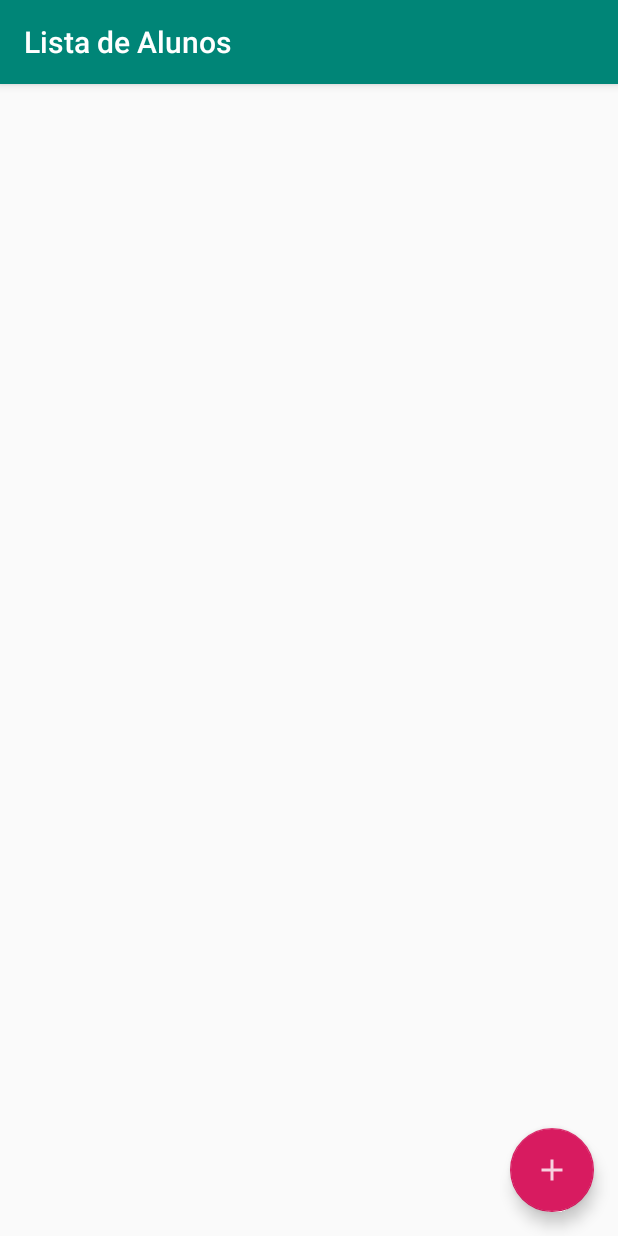
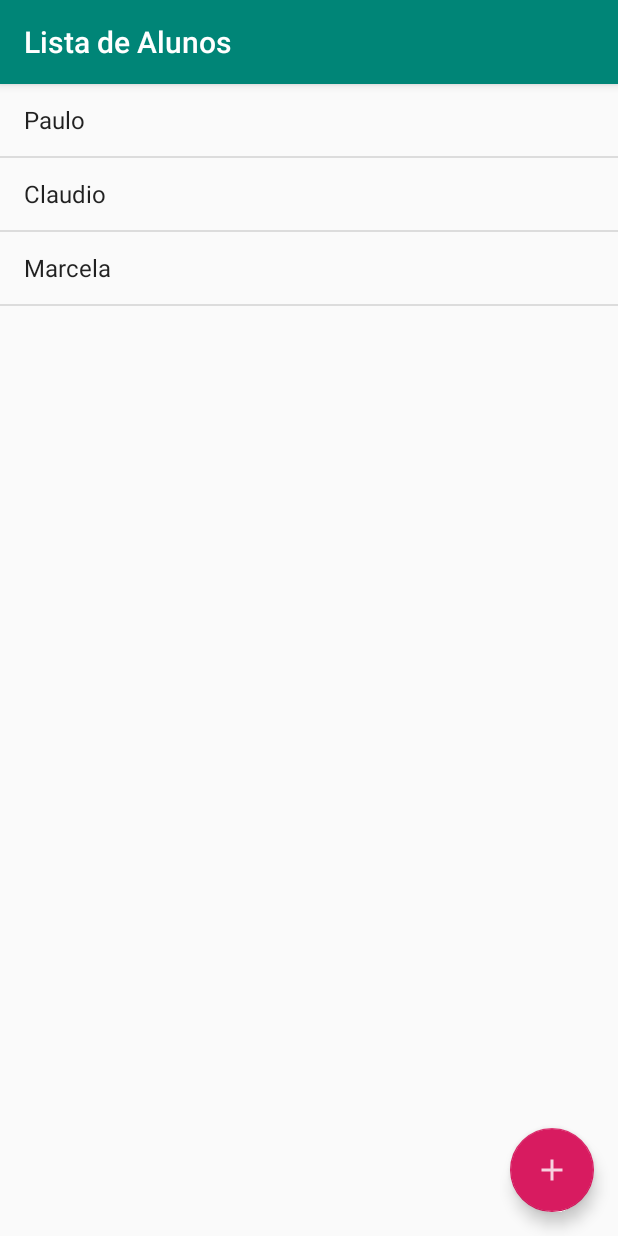
Before and after one commit to Bendazzoli/CursoAndroid, an Android app: the screen it shows after launch (ListaAlunosActivity), on a phone screen of 412 x 824 dp. Run offline under Robolectric (Android 15) with nearby library versions, the phone set to English and light mode, and no system bars.

Commit message:
Implementando edicao de registro de alunos

```diff
--- a/AgendaDeAlunos/app/src/main/java/com/benda/agendadealunos/ui/activity/ListaAlunosActivity.java
+++ b/AgendaDeAlunos/app/src/main/java/com/benda/agendadealunos/ui/activity/ListaAlunosActivity.java
@@ -2,9 +2,12 @@ package com.benda.agendadealunos.ui.activity;
 
 import android.content.Intent;
 import android.os.Bundle;
+import android.util.Log;
 import android.view.View;
+import android.widget.AdapterView;
 import android.widget.ArrayAdapter;
 import android.widget.ListView;
+import android.widget.Toast;
 
 import androidx.annotation.Nullable;
 import androidx.appcompat.app.AppCompatActivity;
@@ -13,6 +16,8 @@ import com.benda.agendadealunos.R;
 import com.benda.agendadealunos.dao.AlunoDAO;
 import com.benda.agendadealunos.model.Aluno;
 import com.google.android.material.floatingactionbutton.FloatingActionButton;
+
+import java.util.List;
 
 public class ListaAlunosActivity extends AppCompatActivity {
 
@@ -25,6 +30,13 @@ public class ListaAlunosActivity extends AppCompatActivity {
         setContentView(R.layout.activity_lista_alunos);
         setTitle(TITULO_APPBAR);
         ConfigurarFabNovoAluno();
+        criarAlunosIniciais();
+    }
+
+    private void criarAlunosIniciais() {
+        dao.salvar(new Aluno("Paulo", "1234567890", "paulo@gmail.com"));
+        dao.salvar(new Aluno("Claudio", "1234567890", "claudio@gmail.com"));
+        dao.salvar(new Aluno("Marcela", "1234567890", "marcela@gmail.com"));
     }
 
     private void ConfigurarFabNovoAluno() {
@@ -49,6 +61,17 @@ public class ListaAlunosActivity extends AppCompatActivity {
 
     private void configurarListaDeAlunos() {
         ListView listaAlunos = findViewById(R.id.activity_lista_alunos_listview);
-        listaAlunos.setAdapter(new ArrayAdapter<Aluno>(this, android.R.layout.simple_list_item_1, dao.getTodosAlunos()));
+        final List<Aluno> alunos = dao.getTodosAlunos();
+        listaAlunos.setAdapter(new ArrayAdapter<Aluno>(this, android.R.layout.simple_list_item_1, alunos));
+
+        listaAlunos.setOnItemClickListener(new AdapterView.OnItemClickListener() {
+            @Override
+            public void onItemClick(AdapterView<?> adapterView, View view, int posicao, long id) {
+                Aluno alunoEscolhido = alunos.get(posicao);
+                Intent vaiParaFormularioActivity = new Intent(ListaAlunosActivity.this, FormularioAlunoActivity.class);
+                vaiParaFormularioActivity.putExtra("Aluno", alunoEscolhido);
+                startActivity(vaiParaFormularioActivity);
+            }
+        });
     }
 }
```
Also changed, not shown: AgendaDeAlunos/app/src/main/java/com/benda/agendadealunos/model/Aluno.java (+15 -1 lines), AgendaDeAlunos/app/src/main/java/com/benda/agendadealunos/ui/activity/FormularioAlunoActivity.java (+9 -0 lines).
